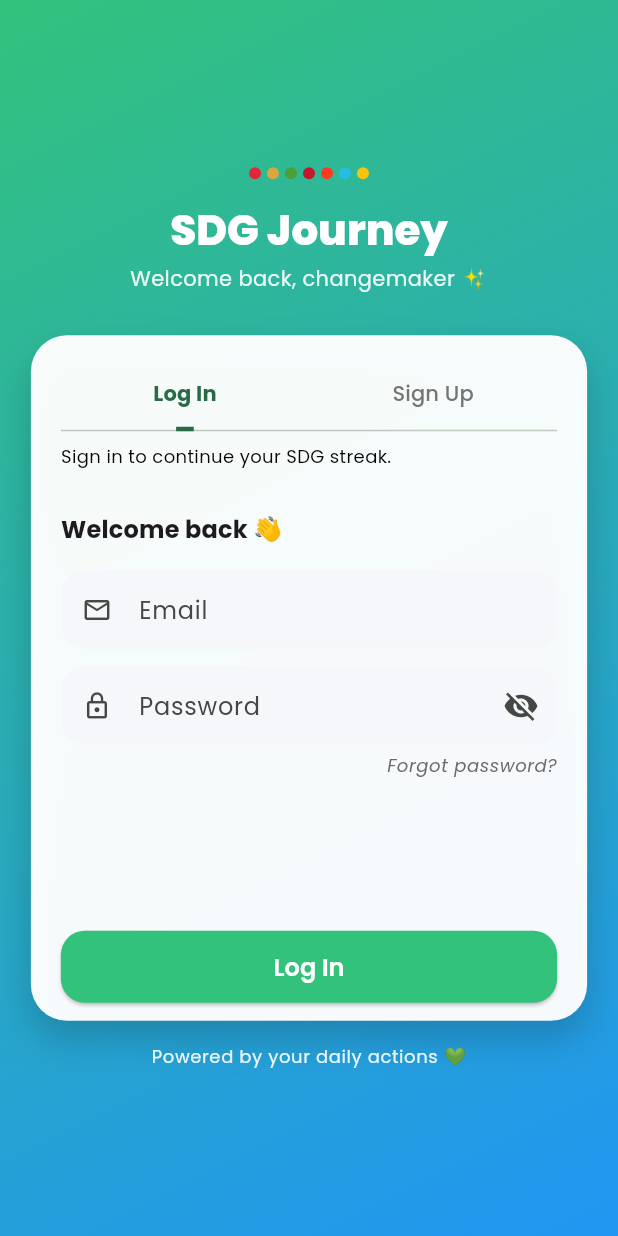
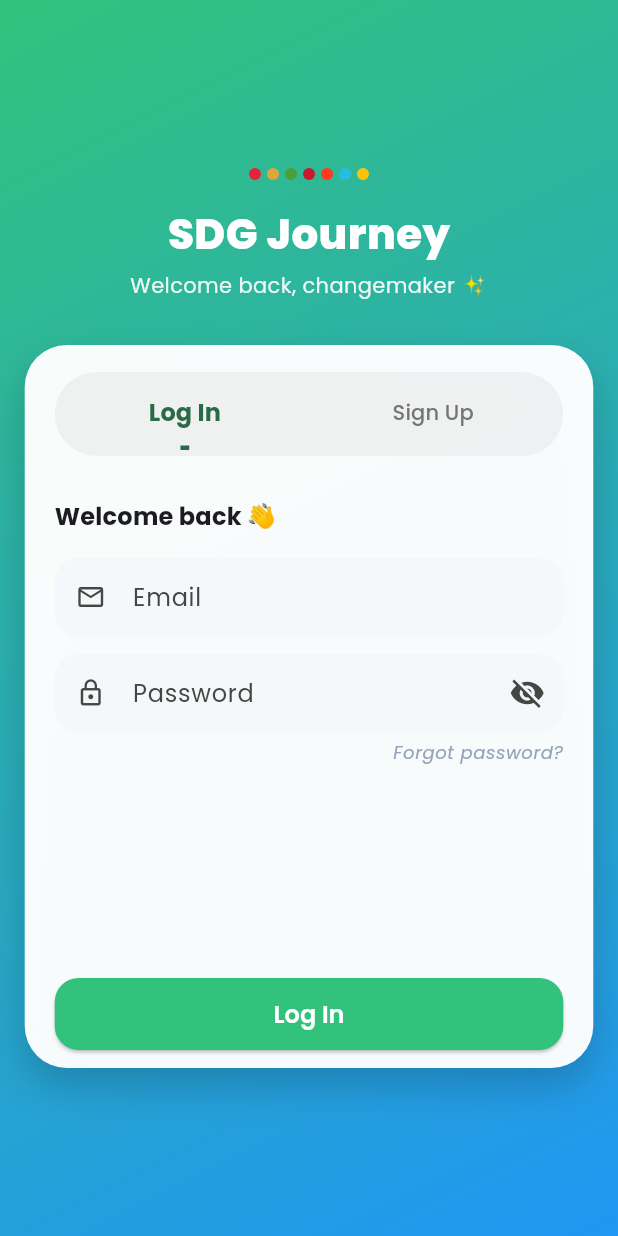
Before and after one commit to seore/SDG-App, a Flutter app: the screen it shows after launch, on a phone screen of 412 x 824 dp. Run offline on Flutter 3.47's test engine with Material 3 defaults, Android fonts, the light colour scheme and no system bars; our stand-ins replace flutter_map, geolocator, google_fonts, image_picker, latlong2, supabase_flutter; accounts and stored records are empty.

Commit message:
Updated auth screen

```diff
--- a/goalquest/lib/screens/auth_screen.dart
+++ b/goalquest/lib/screens/auth_screen.dart
@@ -37,6 +37,8 @@ class _AuthScreenState extends State<AuthScreen>
 
     return Scaffold(
       body: Container(
+        width: double.infinity,
+        height: double.infinity,
         decoration: const BoxDecoration(
           gradient: LinearGradient(
             colors: [
@@ -51,12 +53,12 @@ class _AuthScreenState extends State<AuthScreen>
           child: Center(
             child: LayoutBuilder(
               builder: (context, constraints) {
-                final maxWidth = constraints.maxWidth > 480
-                    ? 420.0
-                    : constraints.maxWidth * 0.9;
+                final maxWidth = constraints.maxWidth > 520
+                    ? 440.0
+                    : constraints.maxWidth * 0.92;
 
                 return SingleChildScrollView(
-                  padding: const EdgeInsets.symmetric(vertical: 24),
+                  padding: const EdgeInsets.symmetric(vertical: 28),
                   child: Column(
                     mainAxisAlignment: MainAxisAlignment.center,
                     children: [
@@ -72,16 +74,15 @@ class _AuthScreenState extends State<AuthScreen>
                           _SdgDot(color: Color(0xFFFCC30B)),
                         ],
                       ),
-                      const SizedBox(height: 16),
+                      const SizedBox(height: 18),
 
-                      // Animated title
                       AnimatedSwitcher(
                         duration: const Duration(milliseconds: 250),
                         transitionBuilder: (child, anim) => FadeTransition(
                           opacity: anim,
                           child: SlideTransition(
                             position: Tween<Offset>(
-                              begin: const Offset(0, 0.2),
+                              begin: const Offset(0, 0.15),
                               end: Offset.zero,
                             ).animate(anim),
                             child: child,
@@ -95,9 +96,10 @@ class _AuthScreenState extends State<AuthScreen>
                               style: theme.textTheme.headlineMedium?.copyWith(
                                 color: Colors.white,
                                 fontWeight: FontWeight.w800,
+                                letterSpacing: 0.3,
                               ),
                             ),
-                            const SizedBox(height: 4),
+                            const SizedBox(height: 6),
                             Text(
                               isLogin
                                   ? 'Welcome back, changemaker ✨'
@@ -111,18 +113,18 @@ class _AuthScreenState extends State<AuthScreen>
                         ),
                       ),
 
-                      const SizedBox(height: 28),
+                      const SizedBox(height: 30),
 
-                      // Glass card
+                      // Main card
                       Container(
                         width: maxWidth,
                         decoration: BoxDecoration(
-                          color: Colors.white.withOpacity(0.96),
-                          borderRadius: BorderRadius.circular(24),
+                          color: Colors.white.withOpacity(0.97),
+                          borderRadius: BorderRadius.circular(28),
                           boxShadow: [
                             BoxShadow(
                               color: Colors.black.withOpacity(0.18),
-                              blurRadius: 20,
+                              blurRadius: 22,
                               offset: const Offset(0, 12),
                             ),
                           ],
@@ -130,29 +132,35 @@ class _AuthScreenState extends State<AuthScreen>
                         child: Column(
                           mainAxisSize: MainAxisSize.min,
                           children: [
-                            const SizedBox(height: 16),
+                            const SizedBox(height: 18),
+
                             Padding(
                               padding:
                                   const EdgeInsets.symmetric(horizontal: 20.0),
                               child: Column(
                                 crossAxisAlignment: CrossAxisAlignment.start,
                                 children: [
-                                  TabBar(
+                                  Container(
+                                    padding: const EdgeInsets.all(4),
+                                    decoration: BoxDecoration(
+                                      color: const Color.fromARGB(31, 163, 165, 164),
+                                      borderRadius: BorderRadius.circular(999),
+                                    ),
+                                    child: TabBar(
                                       controller: _tabController,
                                       labelColor: theme.colorScheme.primary,
                                       unselectedLabelColor: Colors.grey[600],
+                                      dividerColor: Colors.transparent,
                                       indicator: UnderlineTabIndicator(
                                         borderSide: BorderSide(
                                           color: theme.colorScheme.primary,
                                           width: 3,
                                         ),
-                                      insets: const EdgeInsets.symmetric(
-                                        horizontal: 24,
-                                      ),
+                                        insets: const EdgeInsets.symmetric(horizontal: 24),
                                       ),
                                       labelStyle: const TextStyle(
                                         fontWeight: FontWeight.w700,
-                                      fontSize: 14,
+                                        fontSize: 16,
                                       ),
                                       unselectedLabelStyle: const TextStyle(
                                         fontWeight: FontWeight.w500,
@@ -161,23 +169,28 @@ class _AuthScreenState extends State<AuthScreen>
                                         Tab(text: 'Log In'),
                                         Tab(text: 'Sign Up'),
                                       ],
+                                    )
                                   ),
-                                  const SizedBox(height: 8),
+                                  /*
+                                  const SizedBox(height: 10),
                                   Text(
-                                    isLogin
-                                        ? 'Sign in to continue your SDG streak.'
+                                    isLogin ? 'Sign in to continue your SDG streak.'
                                         : 'Create an account to track your impact.',
-                                    style: TextStyle(
+                                    style: const TextStyle(
                                       fontSize: 12,
-                                      color: const Color.fromARGB(255, 0, 0, 0),
+                                      color: Color(0xFF64748B),
                                     ),
                                   ),
+                                  */
                                 ],
                               ),
                             ),
+
                             const SizedBox(height: 8),
+
+                            // Forms
                             SizedBox(
-                              height: 360,
+                              height: 400,
                               child: TabBarView(
                                 controller: _tabController,
                                 children: const [
@@ -189,14 +202,15 @@ class _AuthScreenState extends State<AuthScreen>
                           ],
                         ),
                       ),
-
-                      const SizedBox(height: 16),
+                      /*
+                      const SizedBox(height: 18),
                       Text(
                         'Powered by your daily actions 💚',
                         style: theme.textTheme.bodySmall?.copyWith(
                           color: Colors.white.withOpacity(0.9),
                         ),
                       ),
+                      */
                     ],
                   ),
                 );
@@ -208,6 +222,8 @@ class _AuthScreenState extends State<AuthScreen>
     );
   }
 }
+
+// ───────────────────────── Small SDG dot row ─────────────────────────
 
 class _SdgDot extends StatelessWidget {
   final Color color;
@@ -324,7 +340,7 @@ class _LoginFormState extends State<_LoginForm> {
             child: Text(
               'Forgot password?',
               style: theme.textTheme.bodySmall?.copyWith(
-                color: const Color.fromARGB(255, 109, 108, 108),
+                color: const Color(0xFF94A3B8),
                 fontStyle: FontStyle.italic,
               ),
             ),
@@ -392,7 +408,8 @@ class _SignUpFormState extends State<_SignUpForm> {
         await ProfileService.instance.loadCurrentUserProfile();
 
         if (!mounted) return;
-        Navigator.pushNamedAndRemoveUntil(context, '/onboarding', (route) => false);
+        Navigator.pushNamedAndRemoveUntil(
+            context, '/onboarding', (route) => false);
       } else {
         if (!mounted) return;
         ScaffoldMessenger.of(context).showSnackBar(
```
Lines whose indentation alone changed are shown as unchanged.
